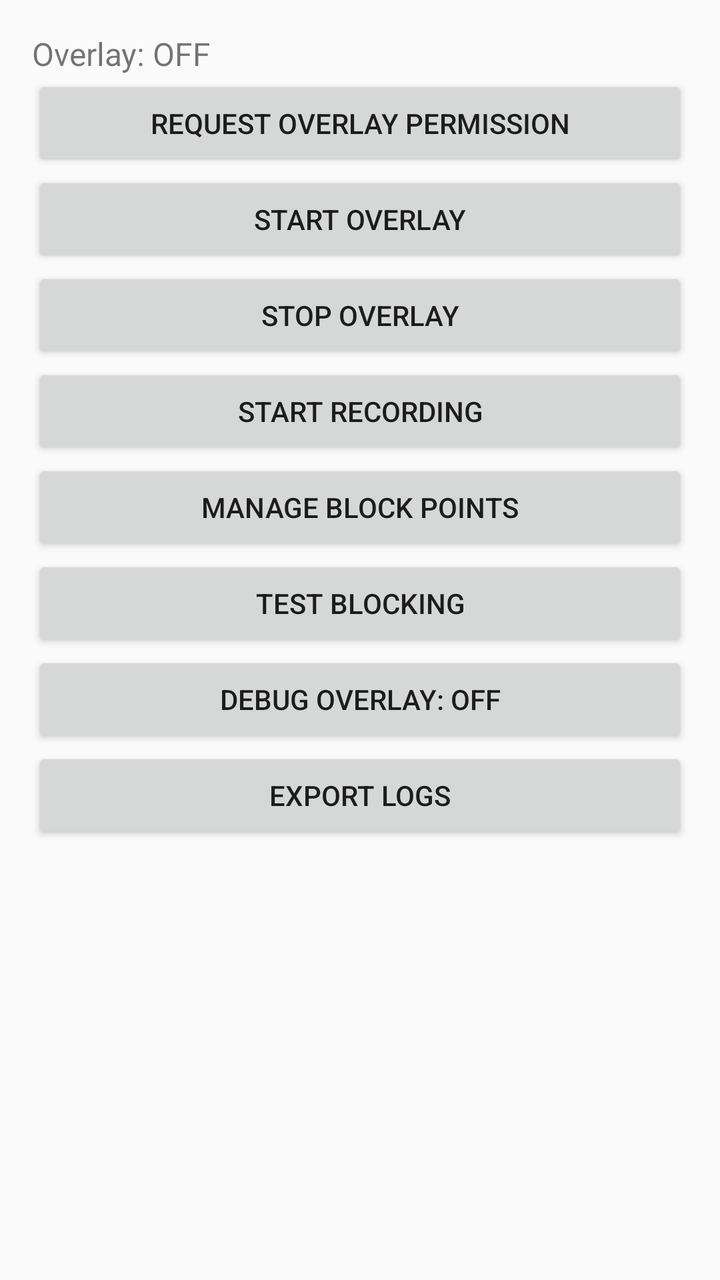
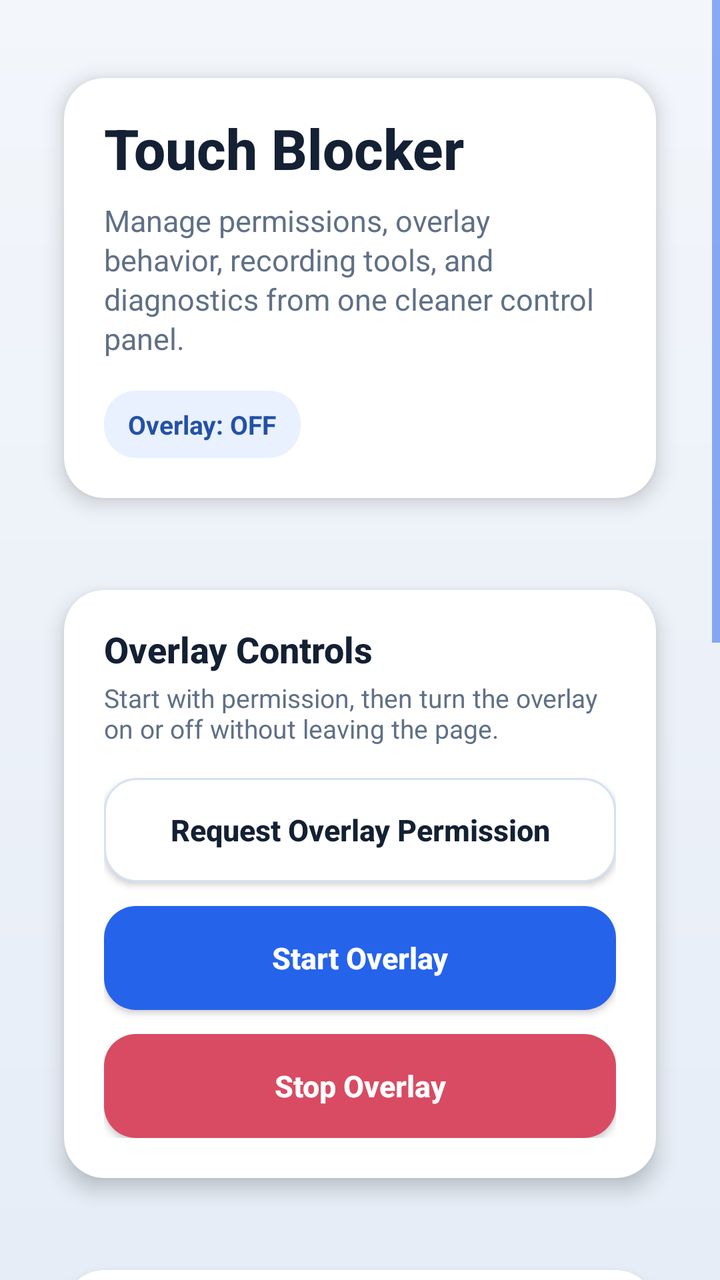

An Android layout rendered at two revisions. The XML below is the earlier revision; the diff shows what the commit changed to produce the second picture.
<!-- AndroidManifest.xml: application theme AppTheme -->
<!-- res/layout/activity_main.xml -->
<?xml version="1.0" encoding="utf-8"?>
<ScrollView
    xmlns:android="http://schemas.android.com/apk/res/android"
    android:layout_width="match_parent"
    android:layout_height="match_parent">

    <LinearLayout
        android:layout_width="match_parent"
        android:layout_height="wrap_content"
        android:orientation="vertical"
        android:padding="16dp">

        <TextView
            android:id="@+id/tv_status"
            android:layout_width="wrap_content"
            android:layout_height="wrap_content"
            android:text="Overlay: OFF"
            android:textSize="16sp" />

        <Button
            android:id="@+id/btn_request_overlay"
            android:layout_width="match_parent"
            android:layout_height="wrap_content"
            android:text="Request Overlay Permission" />

        <Button
            android:id="@+id/btn_start_overlay"
            android:layout_width="match_parent"
            android:layout_height="wrap_content"
            android:text="Start Overlay" />

        <Button
            android:id="@+id/btn_stop_overlay"
            android:layout_width="match_parent"
            android:layout_height="wrap_content"
            android:text="Stop Overlay" />

        <Button
            android:id="@+id/btn_start_record"
            android:layout_width="match_parent"
            android:layout_height="wrap_content"
            android:text="Start Recording" />

        <Button
            android:id="@+id/btn_manage_points"
            android:layout_width="match_parent"
            android:layout_height="wrap_content"
            android:text="Manage Block Points" />

        <Button
            android:id="@+id/btn_test_block"
            android:layout_width="match_parent"
            android:layout_height="wrap_content"
            android:text="Test Blocking" />

        <Button
            android:id="@+id/btn_toggle_debug"
            android:layout_width="match_parent"
            android:layout_height="wrap_content"
            android:text="Debug Overlay: OFF" />

        <Button
            android:id="@+id/btn_export_logs"
            android:layout_width="match_parent"
            android:layout_height="wrap_content"
            android:text="Export Logs" />
    </LinearLayout>

</ScrollView>
<!-- resources referenced by this layout -->
<resources>
  <style name="AppTheme" parent="Theme.AppCompat.Light.NoActionBar">
          
          <item name="colorPrimary">@color/colorPrimary</item>
          <item name="colorPrimaryDark">@color/colorPrimaryDark</item>
          <item name="colorAccent">@color/colorAccent</item>
          <item name="android:windowFullscreen">true</item>
      </style>
  <color name="colorPrimary">#3F51B5</color>
  <color name="colorPrimaryDark">#303F9F</color>
  <color name="colorAccent">#FF4081</color>
</resources>

<!-- the commit's change to res/layout/activity_main.xml (unified diff, before → after) -->
@@ -1,69 +1,210 @@
 <?xml version="1.0" encoding="utf-8"?>
-<ScrollView
-    xmlns:android="http://schemas.android.com/apk/res/android"
+<ScrollView xmlns:android="http://schemas.android.com/apk/res/android"
+    xmlns:app="http://schemas.android.com/apk/res-auto"
     android:layout_width="match_parent"
-    android:layout_height="match_parent">
+    android:layout_height="match_parent"
+    android:background="@drawable/bg_screen_gradient"
+    android:fillViewport="true"
+    android:overScrollMode="never">
 
     <LinearLayout
         android:layout_width="match_parent"
         android:layout_height="wrap_content"
         android:orientation="vertical"
-        android:padding="16dp">
-
-        <TextView
-            android:id="@+id/tv_status"
-            android:layout_width="wrap_content"
-            android:layout_height="wrap_content"
-            android:text="Overlay: OFF"
-            android:textSize="16sp" />
-
-        <Button
-            android:id="@+id/btn_request_overlay"
-            android:layout_width="match_parent"
-            android:layout_height="wrap_content"
-            android:text="Request Overlay Permission" />
-
-        <Button
-            android:id="@+id/btn_start_overlay"
-            android:layout_width="match_parent"
-            android:layout_height="wrap_content"
-            android:text="Start Overlay" />
-
-        <Button
-            android:id="@+id/btn_stop_overlay"
-            android:layout_width="match_parent"
-            android:layout_height="wrap_content"
-            android:text="Stop Overlay" />
-
-        <Button
-            android:id="@+id/btn_start_record"
-            android:layout_width="match_parent"
-            android:layout_height="wrap_content"
-            android:text="Start Recording" />
-
-        <Button
-            android:id="@+id/btn_manage_points"
-            android:layout_width="match_parent"
-            android:layout_height="wrap_content"
-            android:text="Manage Block Points" />
-
-        <Button
-            android:id="@+id/btn_test_block"
-            android:layout_width="match_parent"
-            android:layout_height="wrap_content"
-            android:text="Test Blocking" />
-
-        <Button
-            android:id="@+id/btn_toggle_debug"
-            android:layout_width="match_parent"
-            android:layout_height="wrap_content"
-            android:text="Debug Overlay: OFF" />
-
-        <Button
-            android:id="@+id/btn_export_logs"
-            android:layout_width="match_parent"
-            android:layout_height="wrap_content"
-            android:text="Export Logs" />
+        android:paddingStart="@dimen/space_xl"
+        android:paddingTop="@dimen/space_2xl"
+        android:paddingEnd="@dimen/space_xl"
+        android:paddingBottom="@dimen/space_2xl">
+
+        <android.support.v7.widget.CardView
+            android:layout_width="match_parent"
+            android:layout_height="wrap_content"
+            android:layout_marginBottom="@dimen/space_l"
+            app:cardBackgroundColor="@color/colorSurface"
+            app:cardCornerRadius="@dimen/corner_large"
+            app:cardElevation="6dp"
+            app:cardUseCompatPadding="true">
+
+            <LinearLayout
+                android:layout_width="match_parent"
+                android:layout_height="wrap_content"
+                android:orientation="vertical"
+                android:padding="@dimen/space_xl">
+
+                <TextView
+                    style="@style/TextAppearance.App.ScreenTitle"
+                    android:layout_width="wrap_content"
+                    android:layout_height="wrap_content"
+                    android:text="Touch Blocker" />
+
+                <TextView
+                    style="@style/TextAppearance.App.Body"
+                    android:layout_width="match_parent"
+                    android:layout_height="wrap_content"
+                    android:layout_marginTop="@dimen/space_s"
+                    android:text="Manage permissions, overlay behavior, recording tools, and diagnostics from one cleaner control panel." />
+
+                <TextView
+                    android:id="@+id/tv_status"
+                    style="@style/Widget.App.InfoChip"
+                    android:layout_width="wrap_content"
+                    android:layout_height="wrap_content"
+                    android:layout_marginTop="@dimen/space_l"
+                    android:text="Overlay: OFF" />
+            </LinearLayout>
+        </android.support.v7.widget.CardView>
+
+        <android.support.v7.widget.CardView
+            android:layout_width="match_parent"
+            android:layout_height="wrap_content"
+            android:layout_marginBottom="@dimen/space_l"
+            app:cardBackgroundColor="@color/colorSurface"
+            app:cardCornerRadius="@dimen/corner_large"
+            app:cardElevation="6dp"
+            app:cardUseCompatPadding="true">
+
+            <LinearLayout
+                android:layout_width="match_parent"
+                android:layout_height="wrap_content"
+                android:orientation="vertical"
+                android:padding="@dimen/space_xl">
+
+                <TextView
+                    style="@style/TextAppearance.App.CardTitle"
+                    android:layout_width="wrap_content"
+                    android:layout_height="wrap_content"
+                    android:text="Overlay Controls" />
+
+                <TextView
+                    style="@style/TextAppearance.App.Caption"
+                    android:layout_width="match_parent"
+                    android:layout_height="wrap_content"
+                    android:layout_marginTop="@dimen/space_xs"
+                    android:text="Start with permission, then turn the overlay on or off without leaving the page." />
+
+                <Button
+                    android:id="@+id/btn_request_overlay"
+                    style="@style/Widget.App.SecondaryButton"
+                    android:layout_width="match_parent"
+                    android:layout_height="wrap_content"
+                    android:layout_marginTop="@dimen/space_l"
+                    android:text="Request Overlay Permission" />
+
+                <Button
+                    android:id="@+id/btn_start_overlay"
+                    style="@style/Widget.App.PrimaryButton"
+                    android:layout_width="match_parent"
+                    android:layout_height="wrap_content"
+                    android:layout_marginTop="@dimen/space_m"
+                    android:text="Start Overlay" />
+
+                <Button
+                    android:id="@+id/btn_stop_overlay"
+                    style="@style/Widget.App.DangerButton"
+                    android:layout_width="match_parent"
+                    android:layout_height="wrap_content"
+                    android:layout_marginTop="@dimen/space_m"
+                    android:text="Stop Overlay" />
+            </LinearLayout>
+        </android.support.v7.widget.CardView>
+
+        <android.support.v7.widget.CardView
+            android:layout_width="match_parent"
+            android:layout_height="wrap_content"
+            android:layout_marginBottom="@dimen/space_l"
+            app:cardBackgroundColor="@color/colorSurface"
+            app:cardCornerRadius="@dimen/corner_large"
+            app:cardElevation="6dp"
+            app:cardUseCompatPadding="true">
+
+            <LinearLayout
+                android:layout_width="match_parent"
+                android:layout_height="wrap_content"
+                android:orientation="vertical"
+                android:padding="@dimen/space_xl">
+
+                <TextView
+                    style="@style/TextAppearance.App.CardTitle"
+                    android:layout_width="wrap_content"
+                    android:layout_height="wrap_content"
+                    android:text="Workspace" />
+
+                <TextView
+                    style="@style/TextAppearance.App.Caption"
+                    android:layout_width="match_parent"
+                    android:layout_height="wrap_content"
+                    android:layout_marginTop="@dimen/space_xs"
+                    android:text="Capture touch points, fine-tune block regions, and validate the result with a quick test." />
+
+                <Button
+                    android:id="@+id/btn_start_record"
+                    style="@style/Widget.App.PrimaryButton"
+                    android:layout_width="match_parent"
+                    android:layout_height="wrap_content"
+                    android:layout_marginTop="@dimen/space_l"
+                    android:text="Start Recording" />
+
+                <Button
+                    android:id="@+id/btn_manage_points"
+                    style="@style/Widget.App.SecondaryButton"
+                    android:layout_width="match_parent"
+                    android:layout_height="wrap_content"
+                    android:layout_marginTop="@dimen/space_m"
+                    android:text="Manage Block Points" />
+
+                <Button
+                    android:id="@+id/btn_test_block"
+                    style="@style/Widget.App.SecondaryButton"
+                    android:layout_width="match_parent"
+                    android:layout_height="wrap_content"
+                    android:layout_marginTop="@dimen/space_m"
+                    android:text="Test Blocking" />
+            </LinearLayout>
+        </android.support.v7.widget.CardView>
+
+        <android.support.v7.widget.CardView
+            android:layout_width="match_parent"
+            android:layout_height="wrap_content"
+            app:cardBackgroundColor="@color/colorSurface"
+            app:cardCornerRadius="@dimen/corner_large"
+            app:cardElevation="6dp"
+            app:cardUseCompatPadding="true">
+
+            <LinearLayout
+                android:layout_width="match_parent"
+                android:layout_height="wrap_content"
+                android:orientation="vertical"
+                android:padding="@dimen/space_xl">
+
+                <TextView
+                    style="@style/TextAppearance.App.CardTitle"
+                    android:layout_width="wrap_content"
+                    android:layout_height="wrap_content"
+                    android:text="Diagnostics" />
+
+                <TextView
+                    style="@style/TextAppearance.App.Caption"
+                    android:layout_width="match_parent"
+                    android:layout_height="wrap_content"
+                    android:layout_marginTop="@dimen/space_xs"
+                    android:text="Control the debug overlay and export recorded logs when you need to inspect behavior." />
+
+                <Button
+                    android:id="@+id/btn_toggle_debug"
+                    style="@style/Widget.App.SecondaryButton"
+                    android:layout_width="match_parent"
+                    android:layout_height="wrap_content"
+                    android:layout_marginTop="@dimen/space_l"
+                    android:text="Debug Overlay: OFF" />
+
+                <Button
+                    android:id="@+id/btn_export_logs"
+                    style="@style/Widget.App.SecondaryButton"
+                    android:layout_width="match_parent"
+                    android:layout_height="wrap_content"
+                    android:layout_marginTop="@dimen/space_m"
+                    android:text="Export Logs" />
+            </LinearLayout>
+        </android.support.v7.widget.CardView>
     </LinearLayout>
-
 </ScrollView>
<!-- resource entries referenced after the edit -->
@@ -1,14 +1,179 @@
 <!-- resources referenced by this layout -->
 <resources>
+  <color name="colorSurface">#FFFFFFFF</color>
+  <dimen name="corner_large">20dp</dimen>
+  <dimen name="space_2xl">24dp</dimen>
+  <dimen name="space_l">16dp</dimen>
+  <dimen name="space_m">12dp</dimen>
+  <dimen name="space_s">8dp</dimen>
+  <dimen name="space_xl">20dp</dimen>
+  <dimen name="space_xs">4dp</dimen>
+  <!-- drawable bg_screen_gradient (drawable) -->
+  <?xml version="1.0" encoding="utf-8"?>
+  <shape xmlns:android="http://schemas.android.com/apk/res/android">
+      <gradient
+          android:angle="270"
+          android:endColor="@color/colorBackgroundBottom"
+          android:startColor="@color/colorBackground" />
+  </shape>
+  <style name="TextAppearance.App.Body">
+          <item name="android:textColor">@color/textSecondary</item>
+          <item name="android:textSize">15sp</item>
+          <item name="android:lineSpacingExtra">2dp</item>
+      </style>
+  <style name="TextAppearance.App.Caption">
+          <item name="android:textColor">@color/textSecondary</item>
+          <item name="android:textSize">13sp</item>
+      </style>
+  <style name="TextAppearance.App.CardTitle">
+          <item name="android:textColor">@color/textPrimary</item>
+          <item name="android:textSize">18sp</item>
+          <item name="android:textStyle">bold</item>
+          <item name="android:fontFamily">sans-serif-medium</item>
+          <item name="android:includeFontPadding">false</item>
+      </style>
+  <style name="TextAppearance.App.ScreenTitle">
+          <item name="android:textColor">@color/textPrimary</item>
+          <item name="android:textSize">28sp</item>
+          <item name="android:textStyle">bold</item>
+          <item name="android:fontFamily">sans-serif-medium</item>
+          <item name="android:includeFontPadding">false</item>
+      </style>
+  <style name="Widget.App.DangerButton" parent="Widget.AppCompat.Button">
+          <item name="android:background">@drawable/bg_button_danger</item>
+          <item name="android:textColor">@color/textOnPrimary</item>
+          <item name="android:textSize">15sp</item>
+          <item name="android:textStyle">bold</item>
+          <item name="android:textAllCaps">false</item>
+          <item name="android:minHeight">@dimen/button_height</item>
+          <item name="android:paddingLeft">@dimen/space_l</item>
+          <item name="android:paddingRight">@dimen/space_l</item>
+      </style>
+  <style name="Widget.App.InfoChip">
+          <item name="android:background">@drawable/bg_info_chip</item>
+          <item name="android:textColor">@color/infoChipText</item>
+          <item name="android:textSize">13sp</item>
+          <item name="android:textStyle">bold</item>
+          <item name="android:paddingLeft">@dimen/space_m</item>
+          <item name="android:paddingTop">@dimen/space_s</item>
+          <item name="android:paddingRight">@dimen/space_m</item>
+          <item name="android:paddingBottom">@dimen/space_s</item>
+      </style>
+  <style name="Widget.App.PrimaryButton" parent="Widget.AppCompat.Button">
+          <item name="android:background">@drawable/bg_button_primary</item>
+          <item name="android:textColor">@color/textOnPrimary</item>
+          <item name="android:textSize">15sp</item>
+          <item name="android:textStyle">bold</item>
+          <item name="android:textAllCaps">false</item>
+          <item name="android:minHeight">@dimen/button_height</item>
+          <item name="android:paddingLeft">@dimen/space_l</item>
+          <item name="android:paddingRight">@dimen/space_l</item>
+      </style>
+  <style name="Widget.App.SecondaryButton" parent="Widget.AppCompat.Button">
+          <item name="android:background">@drawable/bg_button_secondary</item>
+          <item name="android:textColor">@color/textPrimary</item>
+          <item name="android:textSize">15sp</item>
+          <item name="android:textStyle">bold</item>
+          <item name="android:textAllCaps">false</item>
+          <item name="android:minHeight">@dimen/button_height</item>
+          <item name="android:paddingLeft">@dimen/space_l</item>
+          <item name="android:paddingRight">@dimen/space_l</item>
+      </style>
   <style name="AppTheme" parent="Theme.AppCompat.Light.NoActionBar">
           
           <item name="colorPrimary">@color/colorPrimary</item>
           <item name="colorPrimaryDark">@color/colorPrimaryDark</item>
           <item name="colorAccent">@color/colorAccent</item>
           <item name="android:windowFullscreen">true</item>
+          <item name="android:windowBackground">@drawable/bg_screen_gradient</item>
+          <item name="android:colorBackground">@color/colorBackground</item>
+          <item name="android:textColorPrimary">@color/textPrimary</item>
+          <item name="android:textColorSecondary">@color/textSecondary</item>
+          <item name="colorControlNormal">@color/colorPrimary</item>
+          <item name="colorControlActivated">@color/colorPrimary</item>
+          <item name="colorControlHighlight">@color/infoChipBg</item>
       </style>
-  <color name="colorPrimary">#3F51B5</color>
-  <color name="colorPrimaryDark">#303F9F</color>
-  <color name="colorAccent">#FF4081</color>
+  <color name="colorBackgroundBottom">#E6EDF7</color>
+  <color name="colorBackground">#F3F6FB</color>
+  <color name="textSecondary">#607086</color>
+  <color name="textPrimary">#142033</color>
+  <!-- drawable bg_button_danger (drawable) -->
+  <?xml version="1.0" encoding="utf-8"?>
+  <selector xmlns:android="http://schemas.android.com/apk/res/android">
+      <item android:state_pressed="true">
+          <shape android:shape="rectangle">
+              <corners android:radius="@dimen/corner_medium" />
+              <solid android:color="@color/dangerPressed" />
+          </shape>
+      </item>
+  
+      <item>
+          <shape android:shape="rectangle">
+              <corners android:radius="@dimen/corner_medium" />
+              <solid android:color="@color/danger" />
+          </shape>
+      </item>
+  </selector>
+  <color name="textOnPrimary">#FFFFFFFF</color>
+  <dimen name="button_height">52dp</dimen>
+  <!-- drawable bg_info_chip (drawable) -->
+  <?xml version="1.0" encoding="utf-8"?>
+  <shape xmlns:android="http://schemas.android.com/apk/res/android"
+      android:shape="rectangle">
+      <corners android:radius="@dimen/corner_medium" />
+      <solid android:color="@color/infoChipBg" />
+  </shape>
+  <color name="infoChipText">#2451A6</color>
+  <!-- drawable bg_button_primary (drawable) -->
+  <?xml version="1.0" encoding="utf-8"?>
+  <selector xmlns:android="http://schemas.android.com/apk/res/android">
+      <item android:state_pressed="true">
+          <shape android:shape="rectangle">
+              <corners android:radius="@dimen/corner_medium" />
+              <solid android:color="@color/primaryPressed" />
+          </shape>
+      </item>
+  
+      <item>
+          <shape android:shape="rectangle">
+              <corners android:radius="@dimen/corner_medium" />
+              <solid android:color="@color/colorPrimary" />
+          </shape>
+      </item>
+  </selector>
+  <!-- drawable bg_button_secondary (drawable) -->
+  <?xml version="1.0" encoding="utf-8"?>
+  <selector xmlns:android="http://schemas.android.com/apk/res/android">
+      <item android:state_pressed="true">
+          <shape android:shape="rectangle">
+              <corners android:radius="@dimen/corner_medium" />
+              <solid android:color="@color/secondaryPressed" />
+              <stroke
+                  android:width="1dp"
+                  android:color="@color/colorStrokeStrong" />
+          </shape>
+      </item>
+  
+      <item>
+          <shape android:shape="rectangle">
+              <corners android:radius="@dimen/corner_medium" />
+              <solid android:color="@color/colorSurface" />
+              <stroke
+                  android:width="1dp"
+                  android:color="@color/colorStroke" />
+          </shape>
+      </item>
+  </selector>
+  <color name="colorPrimary">#2563EB</color>
+  <color name="colorPrimaryDark">#1D4ED8</color>
+  <color name="colorAccent">#2563EB</color>
+  <color name="infoChipBg">#E9F1FF</color>
+  <dimen name="corner_medium">16dp</dimen>
+  <color name="dangerPressed">#C33E54</color>
+  <color name="danger">#D94B62</color>
+  <color name="primaryPressed">#1F54C7</color>
+  <color name="secondaryPressed">#EDF3FC</color>
+  <color name="colorStrokeStrong">#B4C4D8</color>
+  <color name="colorStroke">#D6E1F0</color>
 </resources>
 
